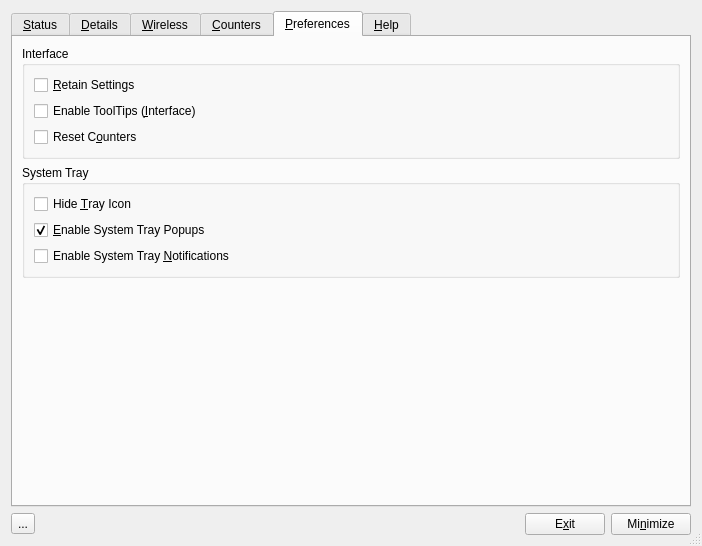
Before: the Qt Designer form code/control_box/ui/controlbox.ui in andrew-bibb/cmst, drawn with Qt 5.
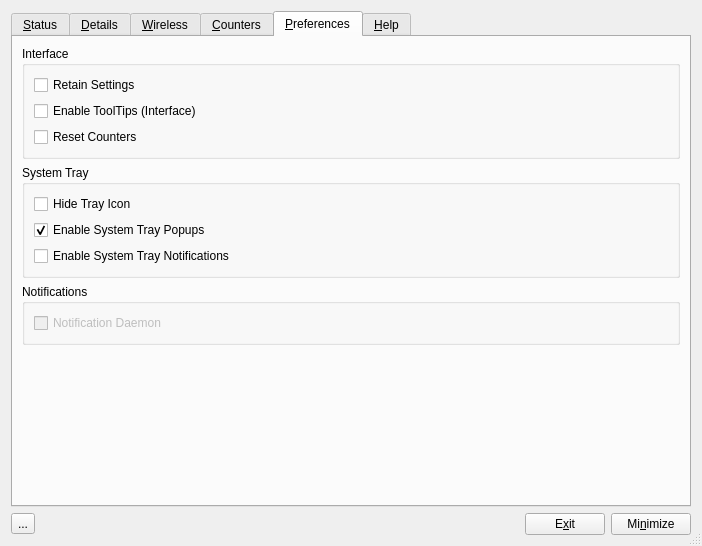
After: the same form once the commit is applied. The open tabs and pages were chosen to show the change. Icons and pictures are not drawn.

Commit message: touch up for 14.07.01 release

```diff
--- a/code/control_box/ui/controlbox.ui
+++ b/code/control_box/ui/controlbox.ui
@@ -800,7 +800,7 @@
              <string>&lt;html&gt;&lt;head/&gt;&lt;body&gt;&lt;p&gt;If checked the GUI will be restored from settings saved on disk. Settings include the geometry of the dialog and the state of various check boxes, such as this one. &lt;/p&gt;&lt;p&gt;These settings will be used at next boot to restore the user interface to the way it was at shutdown.&lt;/p&gt;&lt;p style='white-space:pre'&gt;The settings file is: &lt;span style=&quot; font-weight:600;&quot;&gt;${HOME}/.config/cmst/cmst.conf  &lt;/span&gt;&lt;br&gt;This is a standard ini type text file.&lt;/p&gt;&lt;/body&gt;&lt;/html&gt;</string>
             </property>
             <property name="text">
-             <string>&amp;Retain Settings</string>
+             <string>Retain Settings</string>
             </property>
            </widget>
           </item>
@@ -813,7 +813,7 @@
              <string>&lt;html&gt;&lt;head/&gt;&lt;body&gt;&lt;p&gt;If checked the display of tooltips will be enabled for the interface widgets.&lt;/p&gt;&lt;p&gt;Tooltips are the small popups that appear when you hover the mouse pointer over an area of the interface. &lt;/p&gt;&lt;/body&gt;&lt;/html&gt;</string>
             </property>
             <property name="text">
-             <string>Enable ToolTips (&amp;Interface)</string>
+             <string>Enable ToolTips (Interface)</string>
             </property>
            </widget>
           </item>
@@ -829,14 +829,14 @@
              <string>&lt;html&gt;&lt;head/&gt;&lt;body&gt;&lt;p&gt;Normally counters are cummulative and will retain the connect time and the TX and RX counts between boots. &lt;/p&gt;&lt;p&gt;When this box is checked the counters will reset to zero every time CMST is started, and if CMST is running everytime a Connman service is started. &lt;/p&gt;&lt;/body&gt;&lt;/html&gt;</string>
             </property>
             <property name="text">
-             <string>Reset C&amp;ounters</string>
+             <string>Reset Counters</string>
             </property>
            </widget>
           </item>
          </layout>
         </widget>
        </item>
-       <item row="4" column="0">
+       <item row="5" column="0">
         <spacer name="verticalSpacer_4">
          <property name="orientation">
           <enum>Qt::Vertical</enum>
@@ -870,7 +870,7 @@
              <string>&lt;html&gt;&lt;head/&gt;&lt;body&gt;&lt;p&gt;If checked an icon will not be displayed in the system tray.  &lt;/p&gt;&lt;/body&gt;&lt;/html&gt;</string>
             </property>
             <property name="text">
-             <string>Hide &amp;Tray Icon</string>
+             <string>Hide Tray Icon</string>
             </property>
            </widget>
           </item>
@@ -883,7 +883,7 @@
              <string>&lt;html&gt;&lt;head/&gt;&lt;body&gt;&lt;p&gt;If checked the system tray icon will popup a status message when you hover the mouse over it.&lt;/p&gt;&lt;/body&gt;&lt;/html&gt;</string>
             </property>
             <property name="text">
-             <string>&amp;Enable System Tray Popups</string>
+             <string>Enable System Tray Popups</string>
             </property>
             <property name="checked">
              <bool>true</bool>
@@ -902,7 +902,32 @@
              <string>&lt;html&gt;&lt;head/&gt;&lt;body&gt;&lt;p&gt;If checked the system tray will popup a notify message when a significant connman related event is received.&lt;/p&gt;&lt;/body&gt;&lt;/html&gt;</string>
             </property>
             <property name="text">
-             <string>Enable System Tray &amp;Notifications</string>
+             <string>Enable System Tray Notifications</string>
+            </property>
+           </widget>
+          </item>
+         </layout>
+        </widget>
+       </item>
+       <item row="4" column="0">
+        <widget class="QGroupBox" name="groupBox_notfications">
+         <property name="title">
+          <string>Notifications</string>
+         </property>
+         <layout class="QVBoxLayout" name="verticalLayout_12">
+          <item>
+           <widget class="QCheckBox" name="checkBox_notifydaemon">
+            <property name="enabled">
+             <bool>false</bool>
+            </property>
+            <property name="toolTip">
+             <string>&lt;html&gt;&lt;head/&gt;&lt;body&gt;&lt;p&gt;Enable notifications from the notify system daemon&lt;/p&gt;&lt;/body&gt;&lt;/html&gt;</string>
+            </property>
+            <property name="whatsThis">
+             <string>&lt;html&gt;&lt;head/&gt;&lt;body&gt;&lt;p&gt;If checked the system notify daemon will popup a notify message when a significant connman related event is received.&lt;/p&gt;&lt;p&gt;Notifications can be handled by the System Tray Icon, or by a Notify daemon if one is installed.  Both can not be active at the same time.&lt;/p&gt;&lt;/body&gt;&lt;/html&gt;</string>
+            </property>
+            <property name="text">
+             <string>Notification Daemon</string>
             </property>
            </widget>
           </item>
```
Left out of the diff: 43 changed lines with no effect on the pictures. The commit also changes 2 other files.
